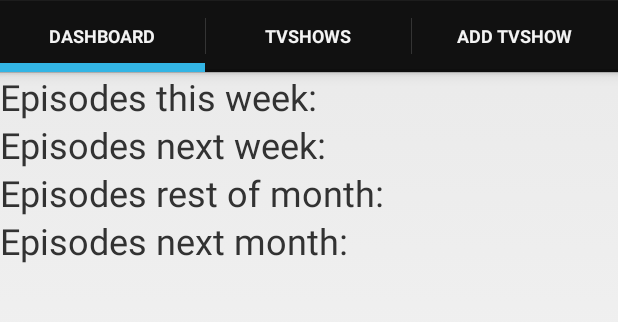
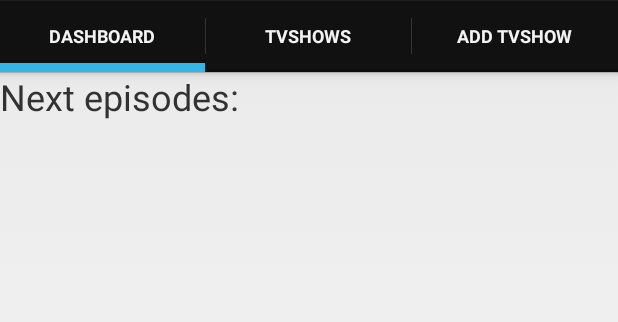
Before and after one commit to monilip/tv-show-reminder, an Android app: the screen it shows after launch (MainActivity), on a phone screen of 412 x 824 dp, the part 72-394 px from its top. Run offline under Robolectric (Android 15) with nearby library versions, the phone set to English and light mode, and no system bars.

Commit message:
Change in dashboard + few fixes

```diff
--- a/app/src/main/java/monilip/tvshowreminder/Tests.java
+++ b/app/src/main/java/monilip/tvshowreminder/Tests.java
@@ -16,32 +16,6 @@ import monilip.tvshowreminder.model.network.NetworkManager;
  */
 public class Tests {
 
-    //tests for Database functionality
-    public static void databaseTest(DatabaseHandler dbHandler){
-        //databaseHandler
-        Log.d("TEST","databaseTest");
-
-        //databaseHandler
-        TVShow tvshow = addTestTVShow(dbHandler);
-        addTestEpisode(dbHandler, tvshow);
-
-        Episode episode = dbHandler.getEpisode(tvshow.getId(),1,1);
-        Log.d("TEST", tvshow.toString());
-        Log.d("TEST",episode.toString());
-    }
-    private static TVShow addTestTVShow(DatabaseHandler db) {
-        //TestTVShow
-        TVShow testTvshow = new TVShow(12345, "Test",2014);
-
-        db.addTVShow(testTvshow);
-        return testTvshow;
-    }
-    private static void addTestEpisode(DatabaseHandler db, TVShow tvshow) {
-        //TestEpisode
-        Episode testEp = new Episode(tvshow.getId(),1,1,"Pilot","07-11-2014");
-
-        db.addEpisode(testEp);
-    }
 
     //tests for Network functionallty
     public static void networkTest(Context appContext){
@@ -83,27 +57,12 @@ public class Tests {
 
         List<Episode> episodes;
 
-        episodes = db.getEpisodesFromThisWeek();
+        episodes = db.getNextEpisodesData();
         Log.d("TEST","Number of episodes from this week: "+episodes.size());
         for(Episode ep : episodes){
             Log.d("TEST",ep.getDate() + ": " + db.getTVShowFromEpisode(ep).getTitle() + " " + ep.getSeasonNumber() + "x" + ep.getEpisodeNumber() + " " + ep.getTitle());
         }
-        episodes = db.getEpisodesFromNextWeek();
-        Log.d("TEST","Number of episodes from next week: "+episodes.size());
-        for(Episode ep : episodes){
-            Log.d("TEST",ep.getDate() + ": " + db.getTVShowFromEpisode(ep).getTitle() + " " + ep.getSeasonNumber() + "x" + ep.getEpisodeNumber() + " " + ep.getTitle());
-        }
 
-        episodes = db.getEpisodesFromRestOfMonth();
-        Log.d("TEST","Number of episodes from rest of month: "+episodes.size());
-        for(Episode ep : episodes){
-            Log.d("TEST",ep.getDate() + ": " + db.getTVShowFromEpisode(ep).getTitle() + " " + ep.getSeasonNumber() + "x" + ep.getEpisodeNumber() + " " + ep.getTitle());
-        }
-        episodes = db.getEpisodesFromNextMonth();
-        Log.d("TEST","Number of episodes from next month: "+episodes.size());
-        for(Episode ep : episodes){
-            Log.d("TEST",ep.getDate() + ": " + db.getTVShowFromEpisode(ep).getTitle() + " " + ep.getSeasonNumber() + "x" + ep.getEpisodeNumber() + " " + ep.getTitle());
-        }
 
     }
 }
--- a/app/src/main/java/monilip/tvshowreminder/controller/MainActivity.java
+++ b/app/src/main/java/monilip/tvshowreminder/controller/MainActivity.java
@@ -15,6 +15,7 @@ import android.view.MenuItem;
 import monilip.tvshowreminder.R;
 import monilip.tvshowreminder.Tests;
 import monilip.tvshowreminder.model.adapter.TabsPagerAdapter;
+import monilip.tvshowreminder.model.database.DatabaseHandler;
 
 /**
  * Created by monilip on 2014-11-26.
@@ -125,5 +126,6 @@ public class MainActivity extends FragmentActivity  implements ActionBar.TabList
         Tests tests = new Tests();
 
         tests.dashboardTest(getApplicationContext());
+
     }
 }
--- a/app/src/main/java/monilip/tvshowreminder/controller/addTVShow/AddTVShowResultsFragment.java
+++ b/app/src/main/java/monilip/tvshowreminder/controller/addTVShow/AddTVShowResultsFragment.java
@@ -59,6 +59,7 @@ public class AddTVShowResultsFragment extends ListFragment {
 
             Log.d("TEST", "TVshows "+tvshowClicked.getTitle()+ " has been added to db");
         }
+        db.close();
 
     }
 
--- a/app/src/main/java/monilip/tvshowreminder/controller/dashboard/DashboardFragment.java
+++ b/app/src/main/java/monilip/tvshowreminder/controller/dashboard/DashboardFragment.java
@@ -39,72 +39,24 @@ public class DashboardFragment extends Fragment {
 
     }
 
-    private List<String> getEpisodesThisWeekData() {
+    private List<String> getNextEpisodesData() {
 
         DatabaseHandler db = new DatabaseHandler(getActivity().getApplicationContext());
 
         List<String> episodesThisWeek = new ArrayList<String>();
-        for(Episode ep : db.getEpisodesFromThisWeek()){
+        for(Episode ep : db.getNextEpisodesData()){
              episodesThisWeek.add(ep.getDate() + ": " + db.getTVShowFromEpisode(ep).getTitle() + " " + ep.getSeasonNumber() + "x" + ep.getEpisodeNumber() + " " + ep.getTitle());
         }
 
         return episodesThisWeek;
     }
 
-    private List<String> getEpisodesNextWeekData() {
-
-        DatabaseHandler db = new DatabaseHandler(getActivity().getApplicationContext());
-
-        List<String> episodes = new ArrayList<String>();
-        for(Episode ep : db.getEpisodesFromNextWeek()){
-            episodes.add(ep.getDate() + ": " + db.getTVShowFromEpisode(ep).getTitle() + " " + ep.getSeasonNumber() + "x" + ep.getEpisodeNumber() + " " + ep.getTitle());
-        }
-
-        return episodes;
-    }
-
-    private List<String> getEpisodesRestOfMonthData() {
-
-        DatabaseHandler db = new DatabaseHandler(getActivity().getApplicationContext());
-
-        List<String> episodes = new ArrayList<String>();
-        for(Episode ep : db.getEpisodesFromRestOfMonth()){
-            episodes.add(ep.getDate() + ": " + db.getTVShowFromEpisode(ep).getTitle() + " " + ep.getSeasonNumber() + "x" + ep.getEpisodeNumber() + " " + ep.getTitle());
-        }
-
-        return episodes;
-    }
-
-    private List<String> getEpisodesNextMonthData() {
-
-        DatabaseHandler db = new DatabaseHandler(getActivity().getApplicationContext());
-
-        List<String> episodes = new ArrayList<String>();
-        for(Episode ep : db.getEpisodesFromNextMonth()){
-            episodes.add(ep.getDate() + ": " + db.getTVShowFromEpisode(ep).getTitle() + " " + ep.getSeasonNumber() + "x" + ep.getEpisodeNumber() + " " + ep.getTitle());
-        }
-
-        return episodes;
-    }
-
 
     public void refresh() {
         //add ListViews
-        //thisWeek
-        ListView thisWeekList = (ListView) view.findViewById(R.id.episodes_thisWeek);
-        adapter = new ArrayAdapter<String>(getActivity().getApplicationContext(), R.layout.tvshow_item,getEpisodesThisWeekData());
+        ListView thisWeekList = (ListView) view.findViewById(R.id.nextEpisodes);
+        adapter = new ArrayAdapter<String>(getActivity().getApplicationContext(), R.layout.tvshow_item,getNextEpisodesData());
         thisWeekList.setAdapter(adapter);
-        //nextWeek
-        ListView nextWeekList = (ListView) view.findViewById(R.id.episodes_nextWeek);
-        adapter = new ArrayAdapter<String>(getActivity().getApplicationContext(), R.layout.tvshow_item,getEpisodesNextWeekData());
-        nextWeekList.setAdapter(adapter);
-        //restOfMonth
-        ListView restOfMonthList = (ListView) view.findViewById(R.id.episodes_restOfMonth);
-        adapter = new ArrayAdapter<String>(getActivity().getApplicationContext(), R.layout.tvshow_item,getEpisodesRestOfMonthData());
-        restOfMonthList.setAdapter(adapter);
-        //nextMonth
-        ListView nextMonthList = (ListView) view.findViewById(R.id.episodes_nextMonth);
-        adapter = new ArrayAdapter<String>(getActivity().getApplicationContext(), R.layout.tvshow_item,getEpisodesNextMonthData());
-        nextMonthList.setAdapter(adapter);
+
     }
 }
--- a/app/src/main/java/monilip/tvshowreminder/controller/tvshows/EpisodesListFragment.java
+++ b/app/src/main/java/monilip/tvshowreminder/controller/tvshows/EpisodesListFragment.java
@@ -43,7 +43,7 @@ public class EpisodesListFragment extends ListFragment {
                 episodesList.add("Episodes: '" + episodes.get(i).getTitle() + "' ( " + episodes.get(i).getDate() + ")");
             }
         }
-
+        db.close();
         return episodesList;
     }
 
--- a/app/src/main/java/monilip/tvshowreminder/controller/tvshows/SingleTVShowFragment.java
+++ b/app/src/main/java/monilip/tvshowreminder/controller/tvshows/SingleTVShowFragment.java
@@ -40,6 +40,7 @@ public class SingleTVShowFragment extends Fragment implements View.OnClickListen
         tvshowID = getArguments().getInt("tvshowID");
         DatabaseHandler db = new DatabaseHandler(getActivity().getApplicationContext());
         TVShow tvshow = db.getTVShowById(tvshowID);
+        db.close();
         TextView title = (TextView) view.findViewById(R.id.tvshowSingle);
         title.setText(tvshow.getTitle());
         return view;
--- a/app/src/main/java/monilip/tvshowreminder/controller/tvshows/TVShowsListFragment.java
+++ b/app/src/main/java/monilip/tvshowreminder/controller/tvshows/TVShowsListFragment.java
@@ -59,6 +59,7 @@ public class TVShowsListFragment extends ListFragment {
         DatabaseHandler db = new DatabaseHandler(getActivity().getApplicationContext());
 
         List<TVShow> tvshows = db.getAllTVShows();
+        db.close();
         return tvshows;
     }
 
--- a/app/src/main/java/monilip/tvshowreminder/model/database/DatabaseHandler.java
+++ b/app/src/main/java/monilip/tvshowreminder/model/database/DatabaseHandler.java
@@ -6,6 +6,7 @@ import android.database.Cursor;
 import android.database.sqlite.SQLiteDatabase;
 import android.database.sqlite.SQLiteOpenHelper;
 import android.text.format.DateFormat;
+import android.util.Log;
 
 import java.util.ArrayList;
 import java.util.Calendar;
@@ -320,69 +321,32 @@ public class DatabaseHandler extends SQLiteOpenHelper {
         return episodes;
     }
 
-    public List<Episode> getEpisodesFromThisWeek(){
-        Calendar c = Calendar.getInstance();
+    public List<Episode> getNextEpisodesData(){
+        List<Episode> episodes = new ArrayList<Episode>();
+        SQLiteDatabase db = this.getReadableDatabase();
 
-        String fromDate = DateFormat.format("yyyy-MM-dd", c.getTime()).toString();
-        int days = Calendar.SUNDAY - c.get(Calendar.DAY_OF_WEEK);
-        if (days < 0){
-            days+=7;
+        String selectQuery = "SELECT  * FROM " + TABLE_EPISODES + " WHERE "
+                + "Date(" + KEY_DATE + ") >= DATE('now', '-1 day') "
+                + "GROUP BY " + KEY_TVSHOW_ID + " "
+                + "ORDER BY " + KEY_DATE;
+        Log.d("TEXT",selectQuery);
+        Cursor cursor = db.rawQuery(selectQuery, null);
+
+        if (cursor.moveToFirst()) {
+            do {
+                Episode episode = new Episode(cursor.getInt(cursor.getColumnIndex(KEY_ID)),cursor.getInt(cursor.getColumnIndex(KEY_TVSHOW_ID)),
+                        cursor.getInt(cursor.getColumnIndex(KEY_SEASON_NUMBER)),cursor.getInt(cursor.getColumnIndex(KEY_EPISODE_NUMBER)),cursor.getString(cursor.getColumnIndex(KEY_TITLE)),cursor.getString(cursor.getColumnIndex(KEY_DATE)));
+
+                episodes.add(episode);
+            } while (cursor.moveToNext());
         }
-        c.add(Calendar.DAY_OF_YEAR, days);
 
-        String toDate = DateFormat.format("yyyy-MM-dd", c.getTime()).toString();
+        cursor.close();
+        return episodes;
 
-        return getEpisodesFromDates(fromDate,toDate);
     }
 
-    public List<Episode> getEpisodesFromNextWeek(){
-        Calendar c = Calendar.getInstance();
 
-        int days = Calendar.MONDAY - c.get(Calendar.DAY_OF_WEEK);
-        if (days < 0){
-            days+=7;
-        }
-        c.add(Calendar.DAY_OF_YEAR, days);
-        String fromDate = DateFormat.format("yyyy-MM-dd", c.getTime()).toString();
-
-        days = Calendar.SUNDAY - c.get(Calendar.DAY_OF_WEEK);
-        if (days < 0){
-            days+=7;
-        }
-        c.add(Calendar.DAY_OF_YEAR, days);
-        String toDate = DateFormat.format("yyyy-MM-dd", c.getTime()).toString();
-
-        return getEpisodesFromDates(fromDate,toDate);
-    }
-
-    //episodes in this month but not in two weeks range
-    public List<Episode> getEpisodesFromRestOfMonth(){
-        Calendar c = Calendar.getInstance();
-        Integer daysOfMonth = c.get(Calendar.DAY_OF_MONTH);
-        int days = Calendar.MONDAY - c.get(Calendar.DAY_OF_WEEK);
-        if (days < 0){
-            days+=14;
-        }
-        c.add(Calendar.DAY_OF_YEAR, days);
-        String fromDate = DateFormat.format("yyyy-MM-dd", c.getTime()).toString();
-
-
-        c.set(c.get(Calendar.YEAR),c.get(Calendar.MONTH),c.getActualMaximum(Calendar.DAY_OF_MONTH));
-        String toDate = DateFormat.format("yyyy-MM-dd", c.getTime()).toString();
-
-        return getEpisodesFromDates(fromDate,toDate);
-    }
-    //episodes in this month but not in two weeks range
-    public List<Episode> getEpisodesFromNextMonth(){
-        Calendar c = Calendar.getInstance();
-        c.add(Calendar.MONTH, 1);
-        c.set(Calendar.DATE, c.getActualMinimum(Calendar.DAY_OF_MONTH));
-        String fromDate = DateFormat.format("yyyy-MM-dd", c.getTime()).toString();
-        c.set(Calendar.DATE, c.getActualMaximum(Calendar.DAY_OF_MONTH));
-        String toDate = DateFormat.format("yyyy-MM-dd", c.getTime()).toString();
-
-        return getEpisodesFromDates(fromDate,toDate);
-    }
 
     //TODO
 
--- a/app/src/main/java/monilip/tvshowreminder/model/network/NetworkManager.java
+++ b/app/src/main/java/monilip/tvshowreminder/model/network/NetworkManager.java
@@ -30,13 +30,11 @@ public class NetworkManager {
         String[] urls = new String[TVDBids.length];
 
         for(int i = 0; i < TVDBids.length; i++) {
-            String urlString = new String("http://thetvdb.com/data/series/" + TVDBids[i] + "/all/");
+            String urlString = new String("http://thetvdb.com/api/BBFB91B2F4736182/series/" + TVDBids[i] + "/all/");
             urls[i] = urlString;
         }
-
         LoadTVShowDataASYNC task = new LoadTVShowDataASYNC();
         task.execute(urls);
-        Log.d("TEST","NetworkManager");
     }
 
 
@@ -64,9 +62,11 @@ public class NetworkManager {
                         //add tvshow to database
                         db.addTVShow(tvshowParser.getTVShow());
                     }
+                    Log.d("TEST", "adding episodes...");
                     //add episodes from tvshow
                     db.addEpisodesToTVShow(tvshowParser.getEpisodesDataList(), db.getTVShowByTVDBId(tvshowParser.getTVDBid()).getId());
-                    Log.d("TEST", "adding episodes...");
+
+                    Log.d("TEST", "Episodes added");
 
                 } catch (Exception e) {
                     e.printStackTrace();
@@ -75,6 +75,17 @@ public class NetworkManager {
             return null;
         }
 
+        @Override
+        protected void onPostExecute(String s) {
+            super.onPostExecute(s);
+            db.close();
+        }
+
+        @Override
+        protected void onCancelled() {
+            super.onCancelled();
+            db.close();
+        }
     }
 
 
--- a/app/src/main/java/monilip/tvshowreminder/model/network/TVDB/TVShowParser.java
+++ b/app/src/main/java/monilip/tvshowreminder/model/network/TVDB/TVShowParser.java
@@ -1,4 +1,6 @@
 package monilip.tvshowreminder.model.network.TVDB;
+
+import android.util.Log;
 
 import org.w3c.dom.Document;
 import org.w3c.dom.Element;
--- a/app/src/main/res/layout/fragment_dashboard.xml
+++ b/app/src/main/res/layout/fragment_dashboard.xml
@@ -7,76 +7,18 @@
         android:layout_width="fill_parent"
         android:layout_height="wrap_content">
 
-        <LinearLayout
-            android:orientation="vertical"
-            android:layout_width="fill_parent"
-            android:layout_height="wrap_content"
-            android:layout_gravity="left|top">
-
-            <TextView
-                android:layout_width="fill_parent"
-                android:layout_height="32dp"
-                android:textSize="24dp"
-                android:text="Episodes this week:"/>
-
-            <ListView
-                android:layout_width="fill_parent"
-                android:layout_height="wrap_content"
-                android:id="@+id/episodes_thisWeek"></ListView>
-        </LinearLayout>
-
-        <LinearLayout
-            android:orientation="vertical"
-            android:layout_width="fill_parent"
-            android:layout_height="wrap_content"
-            android:layout_gravity="left|top">
-
-            <TextView
-                android:layout_width="fill_parent"
-                android:layout_height="32dp"
-                android:textSize="24dp"
-                android:text="Episodes next week:"/>
-
-            <ListView
-                android:layout_width="fill_parent"
-                android:layout_height="wrap_content"
-                android:id="@+id/episodes_nextWeek"
-                android:layout_gravity="left"></ListView>
-        </LinearLayout>
-        <LinearLayout
-            android:orientation="vertical"
-            android:layout_width="fill_parent"
-            android:layout_height="wrap_content"
-            android:layout_gravity="left|top">
-
-            <TextView
-                android:layout_width="fill_parent"
-                android:layout_height="32dp"
-                android:textSize="24dp"
-                android:text="Episodes rest of month:"/>
-
-            <ListView
-                android:layout_width="fill_parent"
-                android:layout_height="wrap_content"
-                android:id="@+id/episodes_restOfMonth"></ListView>
-        </LinearLayout>
-        <LinearLayout
-        android:orientation="vertical"
-        android:layout_width="fill_parent"
-        android:layout_height="wrap_content"
-        android:layout_gravity="left|top">
 
         <TextView
             android:layout_width="fill_parent"
             android:layout_height="32dp"
             android:textSize="24dp"
-            android:text="Episodes next month:"/>
+            android:text="Next episodes:"/>
 
         <ListView
             android:layout_width="fill_parent"
             android:layout_height="wrap_content"
-            android:id="@+id/episodes_nextMonth"></ListView>
-    </LinearLayout>
+            android:id="@+id/nextEpisodes"></ListView>
     </LinearLayout>
 
+
 </FrameLayout>
```
